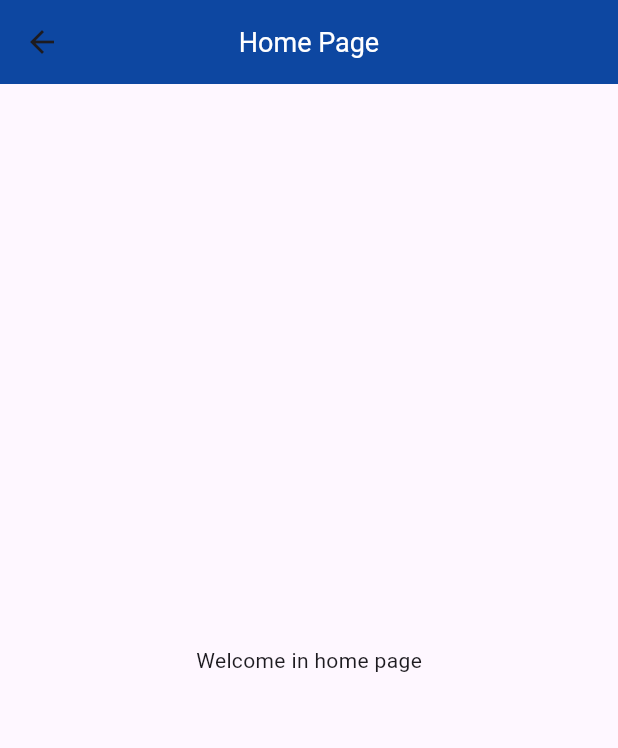
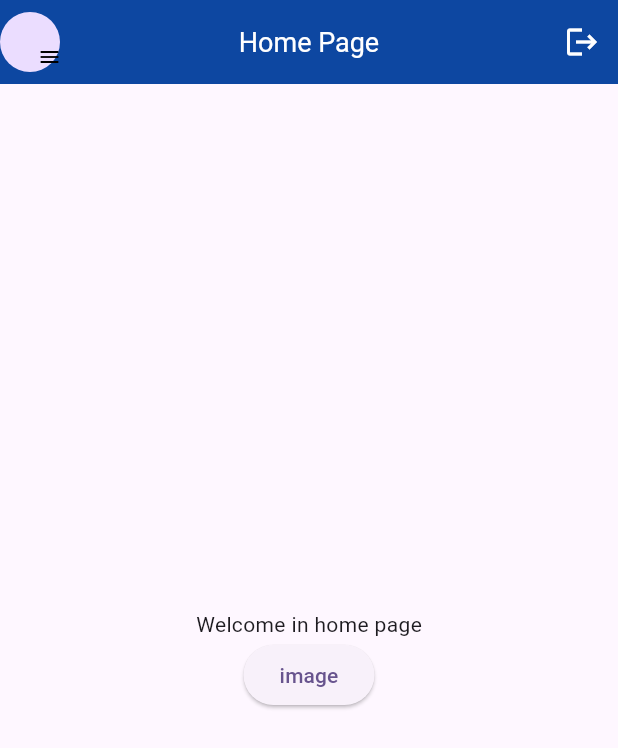
Before and after one commit to AtulChauhan97/Authentication, a Flutter app: the HomeScreen screen opened directly, on a phone screen of 412 x 824 dp. Shown: the top 748 px of the screen. Run offline on Flutter 3.47's test engine with Material 2 defaults, Android fonts, the light colour scheme and no system bars; our stand-ins replace firebase_auth, firebase_core, get, image_picker; accounts and stored records are empty; network calls fail.

Commit message:
add image picker

```diff
--- /dev/null
+++ b/lib/controller/image_picker_controller.dart
@@ -0,0 +1,22 @@
+
+
+import 'package:get/get.dart';
+import 'package:image_picker/image_picker.dart';
+
+
+class ImagePickController extends GetxController{
+
+  RxString imagePath = "".obs;
+  final ImagePicker picker = ImagePicker();
+
+  Future getImage() async {
+    final XFile? image = await picker.pickImage(source: ImageSource.gallery);
+
+    if (image != null) {
+      imagePath.value = image.path.toString();
+    }
+  }
+
+
+
+}
--- a/lib/main.dart
+++ b/lib/main.dart
@@ -1,8 +1,10 @@
 import 'package:authentication_project/firebase_options.dart';
+import 'package:authentication_project/screens/home_screen.dart';
 import 'package:authentication_project/screens/login_screen.dart';
 import 'package:flutter/material.dart';
 import 'package:get/get_navigation/src/root/get_material_app.dart';
 import 'package:firebase_core/firebase_core.dart';
+import 'firebase_service/firebase_services.dart';
 
 
 void main() async{
@@ -20,6 +22,7 @@ class MyApp extends StatelessWidget {
   @override
   Widget build(BuildContext context) {
     return GetMaterialApp(
+      initialRoute: "/",
       debugShowCheckedModeBanner: false,
       title: 'Flutter Demo',
       theme: ThemeData(
@@ -27,7 +30,7 @@ class MyApp extends StatelessWidget {
         colorScheme: ColorScheme.fromSeed(seedColor: Colors.deepPurple),
         useMaterial3: true,
       ),
-      home: const LoginScreen(),
+      home:  Auth.isLogIn()?const HomeScreen():const LoginScreen(),
     );
   }
 }
--- a/lib/screens/home_screen.dart
+++ b/lib/screens/home_screen.dart
@@ -1,4 +1,10 @@
+import 'dart:io';
+import 'package:authentication_project/controller/home_controller.dart';
+import 'package:authentication_project/controller/image_picker_controller.dart';
+import 'package:authentication_project/controller/login_controller.dart';
 import 'package:flutter/material.dart';
+import 'package:get/get.dart';
+
 class HomeScreen extends StatefulWidget {
   const HomeScreen({super.key});
 
@@ -7,16 +13,144 @@ class HomeScreen extends StatefulWidget {
 }
 
 class _HomeScreenState extends State<HomeScreen> {
+  final scaffoldKey = GlobalKey<ScaffoldState>();
+  HomeController homeController = Get.put(HomeController());
+  LoginController loginController = Get.put(LoginController());
+  ImagePickController imagePickController = Get.put(ImagePickController());
+
   @override
   Widget build(BuildContext context) {
     return Scaffold(
+      key: scaffoldKey,
+      drawer: drawerFeature(),
       appBar: AppBar(
         backgroundColor: Colors.blue.shade900,
         centerTitle: true,
-        title: const Text("Home Page",style: TextStyle(color: Colors.white,fontSize: 18),),
+        leading: leadingStackProperty(),
+        title: const Text(
+          "Home Page",
+          style: TextStyle(color: Colors.white, fontSize: 18),
+        ),
+        actions: [
+          IconButton(
+              onPressed: () {
+                homeController.logOutUser();
+              },
+              icon: const Icon(
+                Icons.logout,
+                color: Colors.white,
+              ))
+        ],
       ),
-      body: const Center(
-        child: Text("Welcome in home page",),
+      body: Column(
+        mainAxisAlignment: MainAxisAlignment.center,
+        children: [
+          const Center(
+            child: Text(
+              "Welcome in home page",
+            ),
+          ),
+          ElevatedButton(
+              onPressed: () {
+                imagePickController.getImage();
+              },
+              child: const Text("image"))
+        ],
+      ),
+    );
+  }
+
+  Widget leadingStackProperty() {
+    return Stack(
+      alignment: Alignment.centerLeft,
+      clipBehavior: Clip.none,
+      fit: StackFit.loose,
+      children: [
+        InkWell(
+            onTap: () {
+              if (scaffoldKey.currentState!.isDrawerOpen) {
+                scaffoldKey.currentState!.closeDrawer();
+                //close drawer, if drawer is open
+              } else {
+                scaffoldKey.currentState!.openDrawer();
+                //open drawer, if drawer is closed
+              }
+            },
+            child: Obx(
+              () => CircleAvatar(
+                backgroundImage: imagePickController.imagePath.isNotEmpty
+                    ? FileImage(File(imagePickController.imagePath.toString()))
+                    : null,
+              ),
+            )),
+        Positioned(
+          top: 30,
+          left: 25,
+          child: Container(
+            height: 10,
+            width: 10,
+            decoration: BoxDecoration(borderRadius: BorderRadius.circular(5)),
+            child: const Icon(
+              Icons.menu,
+              color: Colors.black,
+              size: 16,
+            ),
+          ),
+        )
+      ],
+    );
+  }
+
+  Widget drawerFeature() {
+    return Drawer(
+      width: 280,
+      child: Column(
+        mainAxisAlignment: MainAxisAlignment.start,
+        crossAxisAlignment: CrossAxisAlignment.start,
+        children: [
+         Container(
+           height: 200,
+           width: 280,
+           color: Colors.blue.shade900.withOpacity(1),
+           child:  Padding(
+             padding: const EdgeInsets.only(top: 60.0,left: 10),
+             child: Row(
+               children: [
+                 ClipRRect(
+                     borderRadius: BorderRadius.circular(35),
+                     child: Obx(
+                           () => Container(
+                           height: 70,
+                           width: 70,
+                           decoration: BoxDecoration(
+                             borderRadius: BorderRadius.circular(35),
+                           ),
+                           child: imagePickController.imagePath.isNotEmpty
+                               ? Image.file(
+                             File(imagePickController.imagePath.value
+                                 .toString()),
+                             fit: BoxFit.fitHeight,
+                           )
+                               : Icon(
+                             Icons.person,
+                             color: Colors.grey.shade200,
+                           )),
+                     )),
+                 SizedBox(width: 20,),
+                 const Text(
+                   "Name",
+                   style: TextStyle(color: Colors.white,fontSize: 18),
+                 )
+               ],
+             ),
+           ),
+         ),
+          const Divider(
+            height: 2,
+            thickness: 3,
+          )
+
+        ],
       ),
     );
   }
--- a/lib/screens/login_screen.dart
+++ b/lib/screens/login_screen.dart
@@ -52,7 +52,7 @@ class _LoginScreenState extends State<LoginScreen> {
               child: ElevatedButton(
                   style: ElevatedButton.styleFrom(backgroundColor: Colors.white),
                   onPressed: () {
-                    loginController.home();
+                   loginController.loginAuth();
                   },
                   child: Text("LOG IN",
                     style: TextStyle(color: Colors.blue.shade900, fontSize: 20),)),
@@ -77,6 +77,7 @@ class _LoginScreenState extends State<LoginScreen> {
     return Padding(
       padding: const EdgeInsets.symmetric(horizontal: 21.0),
       child: TextFormField(
+        controller: loginController.emailController,
         decoration: InputDecoration(
             contentPadding: const EdgeInsets.fromLTRB(10, 10, 10, 0),
             hintText: "Email",
@@ -104,6 +105,7 @@ class _LoginScreenState extends State<LoginScreen> {
     return Padding(
       padding: const EdgeInsets.symmetric(horizontal: 21.0),
       child: TextFormField(
+        controller: loginController.passwordController,
         decoration: InputDecoration(
             contentPadding: const EdgeInsets.fromLTRB(10, 10, 10, 0),
             hintText: "Password",
--- a/lib/screens/signup_screen.dart
+++ b/lib/screens/signup_screen.dart
@@ -11,7 +11,6 @@ class SignUpScreen extends StatefulWidget {
 }
 
 class _SignUpScreenState extends State<SignUpScreen> {
-  LoginController loginController = Get.put(LoginController());
   SignUpController signUpController = Get.put(SignUpController());
   final _formKey = GlobalKey<FormState>();
 
@@ -39,7 +38,7 @@ class _SignUpScreenState extends State<SignUpScreen> {
                 padding: const EdgeInsets.only(bottom: 22.0),
                 child: TextButton(
                     onPressed: () {
-                      loginController.login();
+                      LoginController.login();
                     },
                     child: const Text(
                       "LOG IN",
@@ -103,6 +102,7 @@ class _SignUpScreenState extends State<SignUpScreen> {
     return Padding(
       padding: const EdgeInsets.symmetric(horizontal: 21.0),
       child: TextFormField(
+        textInputAction: TextInputAction.next,
         controller: signUpController.emailController,
         validator: (value){
           if(value==null || value.isEmpty){
@@ -134,6 +134,7 @@ class _SignUpScreenState extends State<SignUpScreen> {
     return Padding(
       padding: const EdgeInsets.symmetric(horizontal: 21.0),
       child: TextFormField(
+        textInputAction: TextInputAction.next,
         controller: signUpController.passwordController,
         validator: (value){
           if(value==null || value.isEmpty){
@@ -165,6 +166,7 @@ class _SignUpScreenState extends State<SignUpScreen> {
     return Padding(
       padding: const EdgeInsets.symmetric(horizontal: 21.0),
       child: TextFormField(
+        textInputAction: TextInputAction.done,
         controller: signUpController.confirmPasswordController,
         validator: (value){
           if(value==null || value.isEmpty){
--- a/pubspec.yaml
+++ b/pubspec.yaml
@@ -37,8 +37,8 @@ dependencies:
   cupertino_icons: ^1.0.2
   get: ^4.6.5
   firebase_core: ^2.15.1
-  cloud_firestore: ^4.9.2
   firebase_auth: ^4.10.0
+  image_picker: ^1.0.4
 
 dev_dependencies:
   flutter_test:
```
Also changed, not shown: lib/controller/home_controller.dart (added, +30 -0 lines), lib/controller/login_controller.dart (+19 -2 lines), lib/firebase_service/firebase_services.dart (+21 -0 lines), pubspec.lock, 6 other files.
